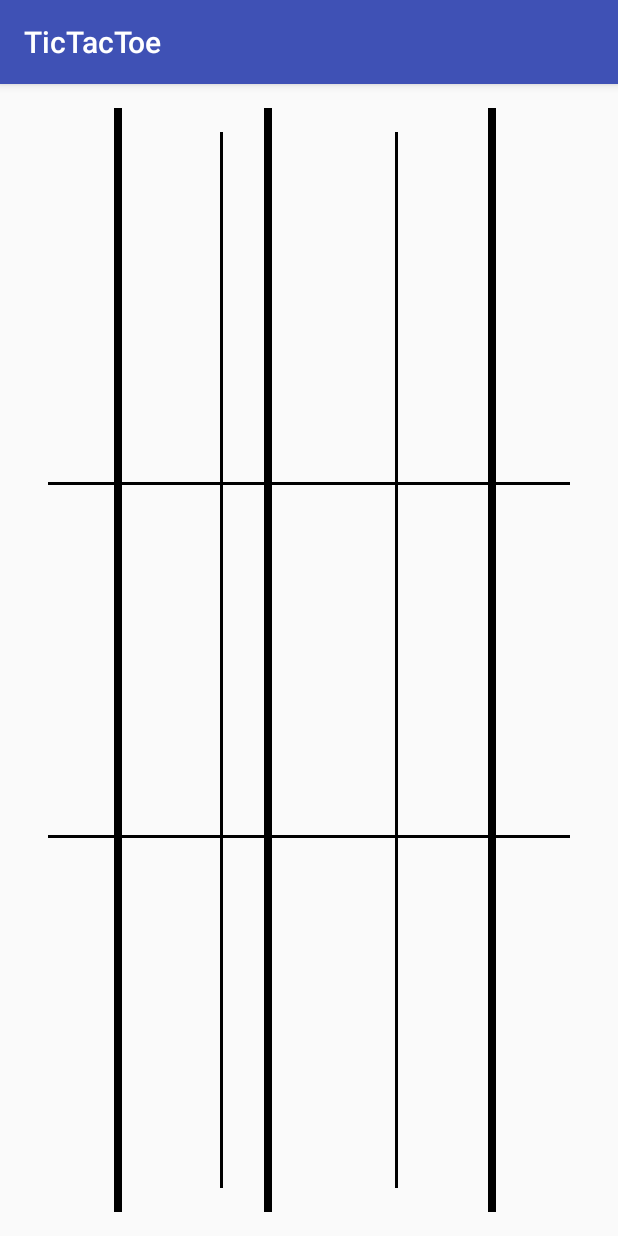
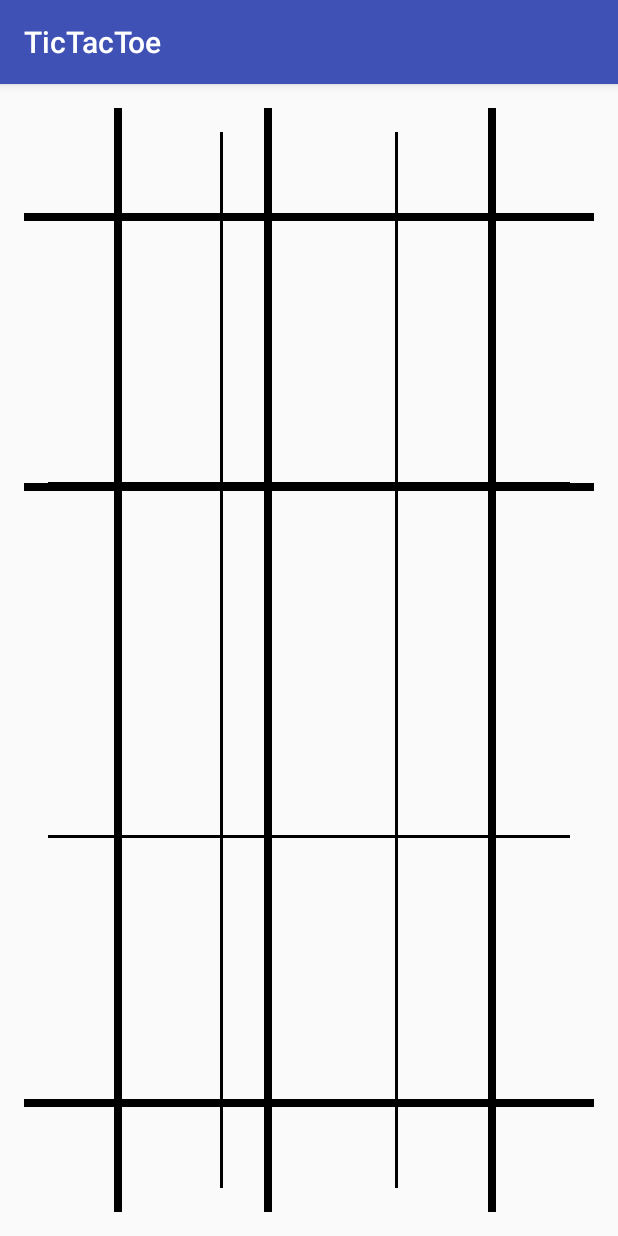
Before and after one commit to chhavip/TicTacToe, an Android app: the screen it shows after launch (MainActivity), on a phone screen of 412 x 824 dp. Run offline under Robolectric (Android 15) with nearby library versions, the phone set to English and light mode, and no system bars; our stand-ins replace ButterKnife.

Commit message:
Added horizontal lines

```diff
--- a/app/src/main/res/layout/activity_main.xml
+++ b/app/src/main/res/layout/activity_main.xml
@@ -10,21 +10,43 @@
     android:paddingTop="@dimen/activity_vertical_margin"
     android:orientation="vertical"
     tools:context="com.chhavi.tictactoe.MainActivity">
+    <include layout="@layout/vertical_line"
+        android:id="@+id/horizontal_first"
+        android:layout_width="match_parent"
+        android:layout_height="5dp"
+        android:layout_alignParentTop="true"
+        android:layout_marginTop="70dp"></include>
+
+    <include layout="@layout/vertical_line"
+        android:id="@+id/horizontal_second"
+        android:layout_width="match_parent"
+        android:layout_height="5dp"
+        android:layout_alignParentTop="true"
+        android:layout_marginTop="250dp"></include>
+
+    <include layout="@layout/vertical_line"
+        android:id="@+id/horizontal_third"
+        android:layout_width="match_parent"
+        android:layout_height="5dp"
+        android:layout_alignParentBottom="true"
+        android:layout_marginBottom="70dp"></include>
+
+
     <include layout="@layout/horizontal_line"
-        android:id="@+id/horizontal_first"
+        android:id="@+id/vertical_first"
         android:layout_height="match_parent"
         android:layout_width="5dp"
         android:layout_marginLeft="60dp"
         android:layout_alignParentLeft="true">
     </include>
     <include layout="@layout/horizontal_line"
-        android:id="@+id/horizontal_second"
+        android:id="@+id/vertical_second"
         android:layout_height="match_parent"
         android:layout_width="5dp"
         android:layout_marginLeft="160dp"
         android:layout_alignParentLeft="true"/>
     <include layout="@layout/horizontal_line"
-        android:id="@+id/horizontal_third"
+        android:id="@+id/vertical_third"
         android:layout_height="match_parent"
         android:layout_width="5dp"
         android:layout_marginRight="65dp"
--- /dev/null
+++ b/app/src/main/res/layout/vertical_line.xml
@@ -0,0 +1,8 @@
+<?xml version="1.0" encoding="utf-8"?>
+
+<View xmlns:android="http://schemas.android.com/apk/res/android"
+    android:layout_height="5dp"
+    android:layout_width="match_parent"
+    android:layout_gravity="center"
+    android:background="#000000"
+    ></View>
```
